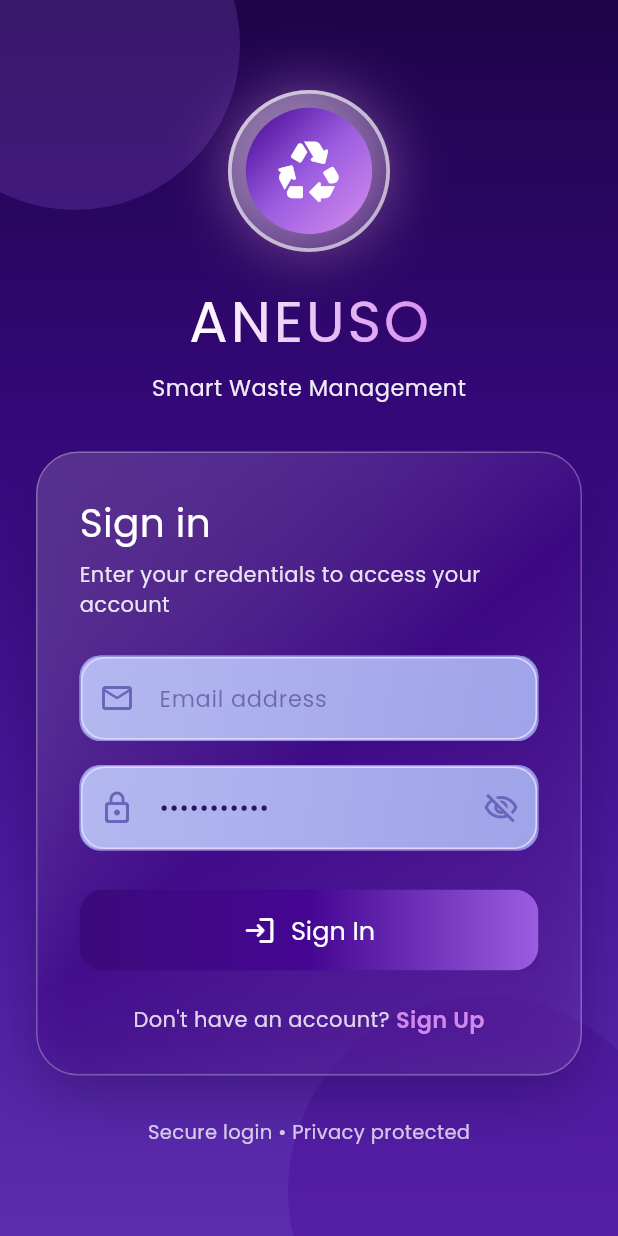
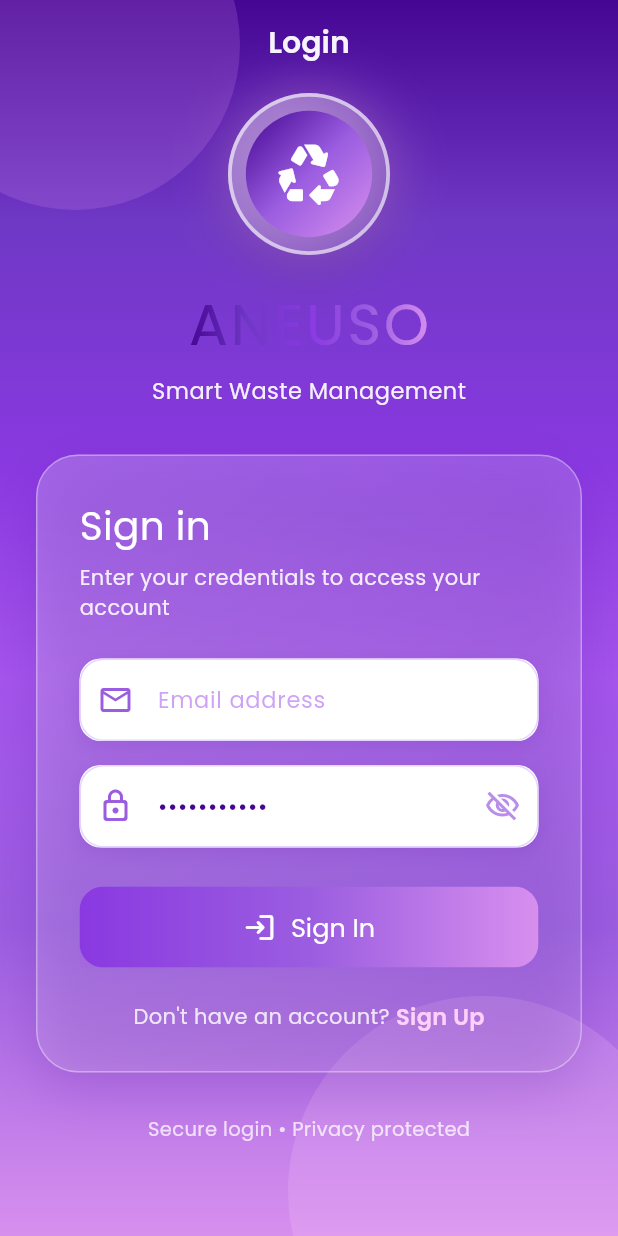
Before and after one commit to misbahmaqboolofficial/Aneuso-frontend-sem8-aftermid, a Flutter app: the screen it shows after launch, on a phone screen of 412 x 824 dp. Run offline on Flutter 3.47's test engine with Material 3 defaults, Android fonts, the phone set to English and light mode, and no system bars; our stand-ins replace chewie, flutter_local_notifications, flutter_map, geolocator, google_fonts, image_picker and 6 more; missing offline and left inert: dart:html, pointer_interceptor; accounts and stored records are empty.

Commit message:
Fix OTP flow, admin offers UI, and bundle image display
Improve login and OTP persistence, dashboard and branch list UX, screen titles, and bundle offer image rendering in admin offers.

Co-authored-by: Cursor <cursoragent@cursor.com>

```diff
--- a/lib/presentation/screens/admin/offer_form_screen.dart
+++ b/lib/presentation/screens/admin/offer_form_screen.dart
@@ -802,7 +802,7 @@ class _OfferFormScreenState extends State<OfferFormScreen> {
           ),
           const SizedBox(width: 8),
           Text(
-            _isEditingSingleOffer ? 'Edit Offer' : _kScreenTitle,
+            _kScreenTitle,
             style: GoogleFonts.poppins(
               fontSize: 24,
               fontWeight: FontWeight.bold,
--- a/lib/presentation/screens/auth/login_screen.dart
+++ b/lib/presentation/screens/auth/login_screen.dart
@@ -1,3 +1,4 @@
+import 'package:aneuso_app/core/utils/screen_title_util.dart';
 import 'package:aneuso_app/core/utils/storage_util.dart';
 import 'package:aneuso_app/core/utils/form_validators.dart';
 import 'package:aneuso_app/domain/entities/user_entity.dart';
@@ -10,27 +11,47 @@ import '../../widgets/app_logo.dart';
 import '../../widgets/loading_overlay.dart';
 import 'register_screen.dart';
 
-/// Login-only palette — deeper purple background, blue-violet fields (no pink).
+/// Login-only palette — purple → pink (brand colors, no blue).
 abstract final class _LoginColors {
-  static const Color bgTop = Color(0xFF1E0448);
-  static const Color bgMid = Color(0xFF35087A);
-  static const Color bgLower = Color(0xFF4A1A9E);
-  static const Color bgBottom = Color(0xFF5C2DAE);
-
-  /// Blue-ish lavender for email/password boxes (not pink).
-  static const Color fieldFill = Color(0xFF9FA3E8);
-  static const Color fieldFillSoft = Color(0xFFB4B8F0);
-  static const Color fieldBorder = Color(0xFF7B82D4);
-  static const Color fieldHint = Color(0xFF3D2B7A);
-  static const Color fieldIcon = Color(0xFF5248A8);
+  static const Color royal = Color(0xFF6F38C5);
+  static const Color vivid = Color(0xFF8A39E1);
 
   static const LinearGradient background = LinearGradient(
     begin: Alignment.topCenter,
     end: Alignment.bottomCenter,
-    colors: [bgTop, bgMid, bgLower, bgBottom],
-    stops: [0.0, 0.35, 0.7, 1.0],
+    colors: [
+      AppColors.primaryDeep,
+      royal,
+      vivid,
+      AppColors.accent,
+      AppColors.primary,
+      AppColors.primaryLight,
+    ],
+    stops: [0.0, 0.18, 0.38, 0.55, 0.75, 1.0],
+  );
+
+  static const LinearGradient title = LinearGradient(
+    begin: Alignment.centerLeft,
+    end: Alignment.centerRight,
+    colors: [
+      AppColors.primaryDeep,
+      royal,
+      vivid,
+      AppColors.primary,
+      AppColors.primaryLight,
+    ],
+    stops: [0.0, 0.25, 0.5, 0.75, 1.0],
+  );
+
+  static const LinearGradient button = LinearGradient(
+    begin: Alignment.centerLeft,
+    end: Alignment.centerRight,
+    colors: [vivid, AppColors.primary, AppColors.primaryLight],
+    stops: [0.0, 0.5, 1.0],
   );
 }
+
+final String _kScreenTitle = ScreenTitle.fromFile('login_screen.dart');
 
 class LoginScreen extends StatefulWidget {
   const LoginScreen({Key? key}) : super(key: key);
@@ -76,11 +97,13 @@ class _LoginScreenState extends State<LoginScreen> {
     await StorageUtil.setStringData('password', _passwordController.text);
 
     if (authProvider.loginRequiresVerification && mounted) {
+      final email = _emailController.text.trim().toLowerCase();
+      await StorageUtil.setStringData('pending_otp_email', email);
       Navigator.pushNamed(
         context,
         '/otp-verification',
         arguments: {
-          'email': _emailController.text.trim().toLowerCase(),
+          'email': email,
           'purpose': 'registration',
         },
       );
@@ -114,11 +137,23 @@ class _LoginScreenState extends State<LoginScreen> {
   @override
   Widget build(BuildContext context) {
     return Scaffold(
+      appBar: AppBar(
+        backgroundColor: Colors.transparent,
+        elevation: 0,
+        centerTitle: true,
+        title: Text(
+          _kScreenTitle,
+          style: TextStyle(
+            color: Colors.white.withValues(alpha: 0.95),
+            fontWeight: FontWeight.w600,
+          ),
+        ),
+      ),
+      extendBodyBehindAppBar: true,
       body: Container(
         decoration: const BoxDecoration(gradient: _LoginColors.background),
         child: Stack(
           children: [
-            // Soft depth glow — richer purple, no pink
             Positioned(
               top: -80,
               left: -60,
@@ -127,7 +162,7 @@ class _LoginScreenState extends State<LoginScreen> {
                 height: 220,
                 decoration: BoxDecoration(
                   shape: BoxShape.circle,
-                  color: AppColors.primary.withValues(alpha: 0.22),
+                  color: AppColors.primaryLight.withValues(alpha: 0.2),
                 ),
               ),
             ),
@@ -139,7 +174,7 @@ class _LoginScreenState extends State<LoginScreen> {
                 height: 260,
                 decoration: BoxDecoration(
                   shape: BoxShape.circle,
-                  color: AppColors.primaryDeep.withValues(alpha: 0.35),
+                  color: AppColors.accentLight.withValues(alpha: 0.18),
                 ),
               ),
             ),
@@ -190,9 +225,7 @@ class _LoginScreenState extends State<LoginScreen> {
         const AppRecycleEmblem(size: 108),
         const SizedBox(height: 20),
         ShaderMask(
-          shaderCallback: (bounds) => const LinearGradient(
-            colors: [Colors.white, AppColors.primaryLight],
-          ).createShader(bounds),
+          shaderCallback: (bounds) => _LoginColors.title.createShader(bounds),
           child: const Text(
             'ANEUSO',
             style: TextStyle(
@@ -227,22 +260,16 @@ class _LoginScreenState extends State<LoginScreen> {
           begin: Alignment.topLeft,
           end: Alignment.bottomRight,
           colors: [
-            Colors.white.withValues(alpha: 0.16),
-            AppColors.primaryDeep.withValues(alpha: 0.32),
-            AppColors.primary.withValues(alpha: 0.22),
+            Colors.white.withValues(alpha: 0.22),
+            Colors.white.withValues(alpha: 0.08),
           ],
         ),
-        border: Border.all(color: Colors.white.withValues(alpha: 0.28)),
+        border: Border.all(color: Colors.white.withValues(alpha: 0.35)),
         boxShadow: [
           BoxShadow(
-            color: Colors.black.withValues(alpha: 0.22),
-            blurRadius: 32,
-            offset: const Offset(0, 14),
-          ),
-          BoxShadow(
-            color: AppColors.primaryDeep.withValues(alpha: 0.4),
-            blurRadius: 24,
-            spreadRadius: -4,
+            color: AppColors.primaryDeep.withValues(alpha: 0.18),
+            blurRadius: 30,
+            offset: const Offset(0, 12),
           ),
         ],
       ),
@@ -287,7 +314,7 @@ class _LoginScreenState extends State<LoginScreen> {
                   _isPasswordVisible
                       ? Icons.visibility_outlined
                       : Icons.visibility_off_outlined,
-                  color: _LoginColors.fieldIcon.withValues(alpha: 0.7),
+                  color: AppColors.primary.withValues(alpha: 0.7),
                 ),
                 onPressed: () {
                   setState(() => _isPasswordVisible = !_isPasswordVisible);
@@ -336,19 +363,11 @@ class _LoginScreenState extends State<LoginScreen> {
                 ),
                 child: Ink(
                   decoration: BoxDecoration(
-                    gradient: const LinearGradient(
-                      begin: Alignment.centerLeft,
-                      end: Alignment.centerRight,
-                      colors: [
-                        Color(0xFF3B0A7A),
-                        AppColors.primaryDeep,
-                        AppColors.primary,
-                      ],
-                    ),
+                    gradient: _LoginColors.button,
                     borderRadius: BorderRadius.circular(16),
                     boxShadow: [
                       BoxShadow(
-                        color: AppColors.primaryDeep.withValues(alpha: 0.35),
+                        color: AppColors.accent.withValues(alpha: 0.35),
                         blurRadius: 14,
                         offset: const Offset(0, 6),
                       ),
@@ -394,18 +413,12 @@ class _LoginScreenState extends State<LoginScreen> {
                       context,
                       MaterialPageRoute(builder: (context) => const RegisterScreen()),
                     ),
-                    child: Text(
+                    child: const Text(
                       'Sign Up',
                       style: TextStyle(
-                        color: AppColors.primaryLight.withValues(alpha: 0.95),
+                        color: AppColors.accentLight,
                         fontSize: 15,
                         fontWeight: FontWeight.w600,
-                        shadows: [
-                          Shadow(
-                            color: AppColors.primaryDeep.withValues(alpha: 0.5),
-                            blurRadius: 8,
-                          ),
-                        ],
                       ),
                     ),
                   ),
@@ -430,20 +443,12 @@ class _LoginScreenState extends State<LoginScreen> {
     return Container(
       decoration: BoxDecoration(
         borderRadius: BorderRadius.circular(14),
-        gradient: const LinearGradient(
-          begin: Alignment.topLeft,
-          end: Alignment.bottomRight,
-          colors: [
-            _LoginColors.fieldFillSoft,
-            _LoginColors.fieldFill,
-          ],
-        ),
-        border: Border.all(color: _LoginColors.fieldBorder.withValues(alpha: 0.65)),
+        color: Colors.white,
         boxShadow: [
           BoxShadow(
-            color: AppColors.primaryDeep.withValues(alpha: 0.12),
-            blurRadius: 8,
-            offset: const Offset(0, 3),
+            color: AppColors.primaryDeep.withValues(alpha: 0.1),
+            blurRadius: 10,
+            offset: const Offset(0, 4),
           ),
         ],
       ),
@@ -453,17 +458,17 @@ class _LoginScreenState extends State<LoginScreen> {
         keyboardType: keyboardType,
         validator: validator,
         style: const TextStyle(
-          color: Color(0xFF2A1560),
+          color: AppColors.primaryDeep,
           fontSize: 15,
           fontWeight: FontWeight.w400,
         ),
         decoration: InputDecoration(
           hintText: hint,
           hintStyle: TextStyle(
-            color: _LoginColors.fieldHint.withValues(alpha: 0.55),
+            color: AppColors.accent.withValues(alpha: 0.55),
             fontWeight: FontWeight.w400,
           ),
-          prefixIcon: Icon(icon, color: _LoginColors.fieldIcon.withValues(alpha: 0.75)),
+          prefixIcon: Icon(icon, color: AppColors.primary),
           suffixIcon: suffix,
           border: InputBorder.none,
           contentPadding: const EdgeInsets.symmetric(horizontal: 16, vertical: 16),
--- a/lib/presentation/screens/auth/register_screen.dart
+++ b/lib/presentation/screens/auth/register_screen.dart
@@ -119,7 +119,8 @@ class _RegisterScreenState extends State<RegisterScreen> {
         String routeName = '/login';
         Navigator.pushReplacementNamed(context, routeName);
       } else {
-        final email = _emailController.text.trim();
+        final email = _emailController.text.trim().toLowerCase();
+        await StorageUtil.setStringData('pending_otp_email', email);
         Navigator.pushReplacementNamed(
           context,
           '/otp-verification',
--- a/lib/presentation/screens/citizen/CampaignDetailScreen.dart
+++ b/lib/presentation/screens/citizen/CampaignDetailScreen.dart
@@ -2,9 +2,12 @@ import 'dart:convert';
 import 'package:flutter/material.dart';
 import 'package:http/http.dart' as http;
 import 'package:intl/intl.dart';
+import '../../../core/utils/screen_title_util.dart';
 import '../../../core/constants/app_constants.dart';
 import '../../../core/constants/pickup_status.dart';
 import '../../../core/utils/storage_util.dart';
+
+final String _kScreenTitle = ScreenTitle.fromFile('CampaignDetailScreen.dart');
 
 class CampaignDetailScreen extends StatefulWidget {
   final int reportId;
@@ -169,6 +172,7 @@ class _CampaignDetailScreenState extends State<CampaignDetailScreen> {
       expandedHeight: 300,
       pinned: true,
       backgroundColor: const Color(0xFF9B5DE0),
+      title: Text(_kScreenTitle),
       leading: IconButton(
         icon: Container(
           padding: const EdgeInsets.all(8),
--- a/lib/presentation/screens/industry/schedule_pickup.dart
+++ b/lib/presentation/screens/industry/schedule_pickup.dart
@@ -3,6 +3,7 @@ import 'package:aneuso_app/core/theme/app_colors.dart';
 import 'package:aneuso_app/core/utils/location_util.dart';
 import 'package:aneuso_app/core/utils/form_validators.dart';
 import 'package:geolocator/geolocator.dart';
+import 'package:aneuso_app/core/utils/screen_title_util.dart';
 import 'package:aneuso_app/presentation/providers/driver_ratings_provider.dart';
 import 'package:aneuso_app/presentation/screens/industry/industry_pickup_detail_screen.dart';
 import 'package:aneuso_app/presentation/widgets/ratings/rate_driver_sheet.dart';
@@ -15,6 +16,8 @@ import '../../../core/constants/app_constants.dart';
 import '../../../core/utils/storage_util.dart';
 import 'package:http/http.dart' as http;
 import 'package:intl/intl.dart';
+
+final String _kScreenTitle = ScreenTitle.fromFile('schedule_pickup.dart');
 
 class SchedulePickup extends StatefulWidget {
   const SchedulePickup({super.key});
@@ -515,7 +518,7 @@ class _SchedulePickupState extends State<SchedulePickup> {
                             color: Colors.white,
                           ),
                           Text(
-                            'Schedule Pickup',
+                            _kScreenTitle,
                             style: TextStyle(
                               fontSize: isMobile ? 22 : 28,
                               fontWeight: FontWeight.bold,
```
Also changed, not shown: lib/presentation/providers/auth_provider.dart (+23 -2 lines), lib/presentation/screens/admin/branch_list_screen.dart (+35 -26 lines), lib/presentation/screens/auth/otp_verification_screen.dart (+77 -10 lines), lib/presentation/screens/chat/chat_thread_screen.dart (+16 -7 lines), lib/presentation/screens/citizen/order_success_screen.dart (+9 -0 lines), lib/presentation/screens/common/dashboard_screen.dart (+20 -16 lines), lib/presentation/screens/common/live_tracking_screen.dart (+6 -3 lines), lib/presentation/screens/common/notification_inbox_screen.dart (+5 -2 lines), lib/presentation/screens/driver/ConfirmPickupsScreen.dart (+5 -2 lines), lib/presentation/screens/driver/DailyTasksScreen.dart (+6 -3 lines), lib/presentation/widgets/bundle_offer_image_strip.dart (+22 -18 lines), lib/services/auth_service.dart (+8 -1 lines).
